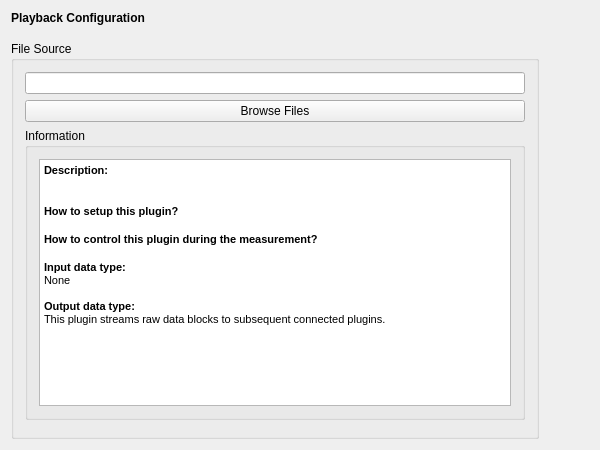
First picture: the form in src/applications/mne_scan/plugins/playback/FormFiles/playbacksetup.ui, repository mne-tools/mne-cpp, before the edit.
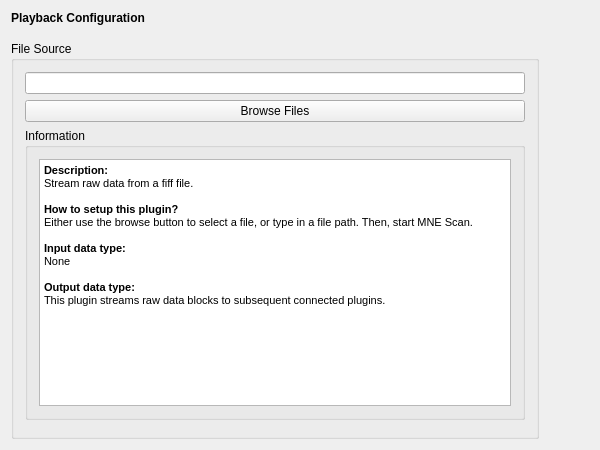
Second picture: the form after the edit.

Commit message: Add description to startup ui

```diff
--- a/src/applications/mne_scan/plugins/playback/FormFiles/playbacksetup.ui
+++ b/src/applications/mne_scan/plugins/playback/FormFiles/playbacksetup.ui
@@ -80,12 +80,11 @@
 p, li { white-space: pre-wrap; }
 &lt;/style&gt;&lt;/head&gt;&lt;body style=&quot; font-family:'Sans'; font-size:10pt; font-weight:400; font-style:normal;&quot;&gt;
 &lt;p style=&quot; margin-top:0px; margin-bottom:0px; margin-left:0px; margin-right:0px; -qt-block-indent:0; text-indent:0px;&quot;&gt;&lt;span style=&quot; font-family:'MS Shell Dlg 2'; font-size:8.25pt; font-weight:600;&quot;&gt;Description:&lt;/span&gt;&lt;/p&gt;
-&lt;p style=&quot;-qt-paragraph-type:empty; margin-top:0px; margin-bottom:0px; margin-left:0px; margin-right:0px; -qt-block-indent:0; text-indent:0px;&quot;&gt;&lt;br /&gt;&lt;/p&gt;
-&lt;p style=&quot;-qt-paragraph-type:empty; margin-top:0px; margin-bottom:0px; margin-left:0px; margin-right:0px; -qt-block-indent:0; text-indent:0px; font-family:'MS Shell Dlg 2'; font-size:8.25pt;&quot;&gt;&lt;br /&gt;&lt;/p&gt;
+&lt;p style=&quot; margin-top:0px; margin-bottom:0px; margin-left:0px; margin-right:0px; -qt-block-indent:0; text-indent:0px;&quot;&gt;&lt;span style=&quot; font-size:8pt;&quot;&gt;Stream raw data from a fiff file.&lt;/span&gt;&lt;/p&gt;
+&lt;p style=&quot;-qt-paragraph-type:empty; margin-top:0px; margin-bottom:0px; margin-left:0px; margin-right:0px; -qt-block-indent:0; text-indent:0px; font-family:'MS Shell Dlg 2'; font-size:8pt;&quot;&gt;&lt;br /&gt;&lt;/p&gt;
 &lt;p style=&quot; margin-top:0px; margin-bottom:0px; margin-left:0px; margin-right:0px; -qt-block-indent:0; text-indent:0px;&quot;&gt;&lt;span style=&quot; font-family:'MS Shell Dlg 2'; font-size:8.25pt; font-weight:600;&quot;&gt;How to setup this plugin?&lt;/span&gt;&lt;/p&gt;
-&lt;p style=&quot;-qt-paragraph-type:empty; margin-top:0px; margin-bottom:0px; margin-left:0px; margin-right:0px; -qt-block-indent:0; text-indent:0px;&quot;&gt;&lt;br /&gt;&lt;/p&gt;
-&lt;p style=&quot; margin-top:0px; margin-bottom:0px; margin-left:0px; margin-right:0px; -qt-block-indent:0; text-indent:0px;&quot;&gt;&lt;span style=&quot; font-family:'MS Shell Dlg 2'; font-size:8.25pt; font-weight:600;&quot;&gt;How to control this plugin during the measurement?&lt;/span&gt;&lt;/p&gt;
-&lt;p style=&quot;-qt-paragraph-type:empty; margin-top:0px; margin-bottom:0px; margin-left:0px; margin-right:0px; -qt-block-indent:0; text-indent:0px;&quot;&gt;&lt;br /&gt;&lt;/p&gt;
+&lt;p style=&quot; margin-top:0px; margin-bottom:0px; margin-left:0px; margin-right:0px; -qt-block-indent:0; text-indent:0px;&quot;&gt;&lt;span style=&quot; font-size:8pt;&quot;&gt;Either use the browse button to select a file, or type in a file path. Then, start MNE Scan.&lt;/span&gt;&lt;/p&gt;
+&lt;p style=&quot;-qt-paragraph-type:empty; margin-top:0px; margin-bottom:0px; margin-left:0px; margin-right:0px; -qt-block-indent:0; text-indent:0px; font-size:8pt;&quot;&gt;&lt;br /&gt;&lt;/p&gt;
 &lt;p style=&quot; margin-top:0px; margin-bottom:0px; margin-left:0px; margin-right:0px; -qt-block-indent:0; text-indent:0px;&quot;&gt;&lt;span style=&quot; font-family:'MS Shell Dlg 2'; font-size:8.25pt; font-weight:600;&quot;&gt;Input data type:&lt;/span&gt;&lt;/p&gt;
 &lt;p style=&quot; margin-top:0px; margin-bottom:0px; margin-left:0px; margin-right:0px; -qt-block-indent:0; text-indent:0px;&quot;&gt;&lt;span style=&quot; font-family:'MS Shell Dlg 2'; font-size:8.25pt;&quot;&gt;None&lt;/span&gt;&lt;/p&gt;
 &lt;p style=&quot;-qt-paragraph-type:empty; margin-top:0px; margin-bottom:0px; margin-left:0px; margin-right:0px; -qt-block-indent:0; text-indent:0px; font-family:'MS Shell Dlg 2'; font-size:8.25pt;&quot;&gt;&lt;br /&gt;&lt;/p&gt;
```
